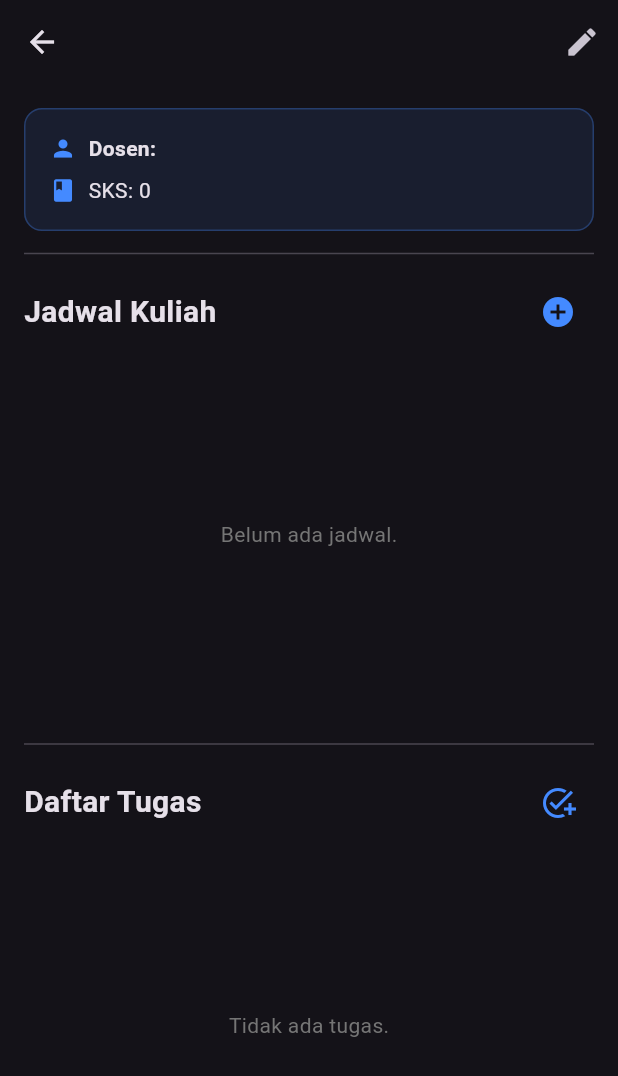
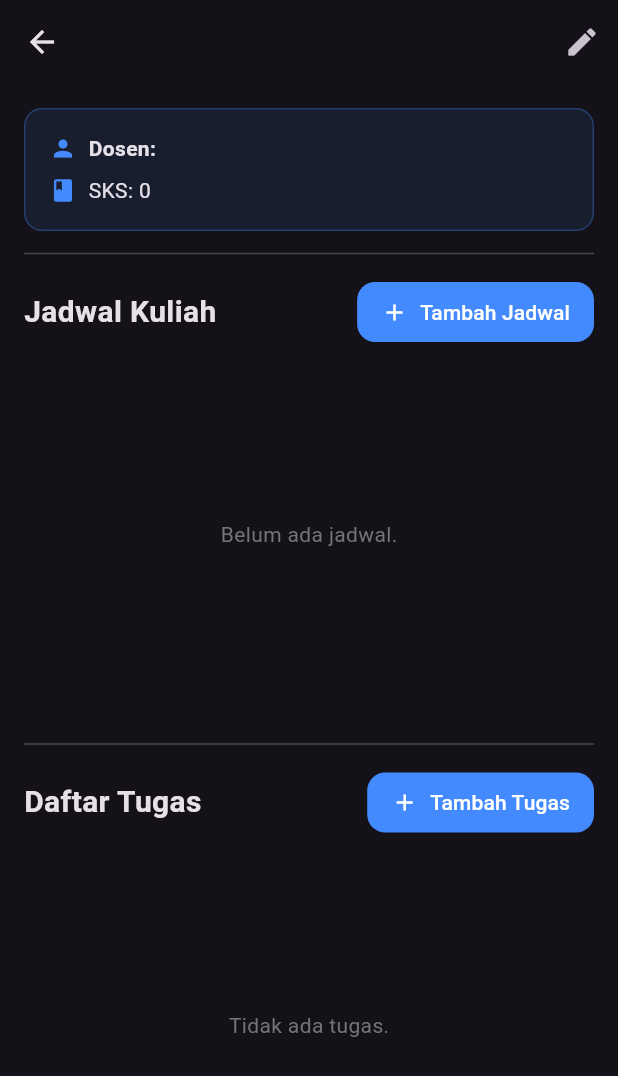
Before and after one commit to zEchth/tugas-kuliyeah, a Flutter app: the MataKuliahDetailScreen screen opened directly with empty values, on a phone screen of 412 x 824 dp. Shown: the top 1076 px of the screen. Run offline on Flutter 3.47's test engine with Material 3 defaults, Android fonts, the phone set to English and light mode, and no system bars; our stand-ins replace cached_network_image, drift, file_picker, flutter_dotenv, flutter_local_notifications, flutter_riverpod and 4 more; accounts and stored records are empty; generated files the repository leaves out were written again; network calls fail.

Commit message:
perbaiki tombol tambah jadwal dan tugas

```diff
--- a/lib/features/mata_kuliah/mata_kuliah_detail_screen.dart
+++ b/lib/features/mata_kuliah/mata_kuliah_detail_screen.dart
@@ -546,9 +546,8 @@ class _MataKuliahDetailScreenState
                   "Jadwal Kuliah",
                   style: TextStyle(fontSize: 20, fontWeight: FontWeight.bold),
                 ),
-                IconButton(
-                  icon: const Icon(Icons.add_circle, color: Colors.blueAccent),
-                  tooltip: "Tambah Jadwal",
+                // [UI UPDATE] Ganti IconButton ke FilledButton.icon (Lebih intuitif)
+                FilledButton.icon(
                   onPressed: () {
                     Navigator.push(
                       context,
@@ -558,6 +557,17 @@ class _MataKuliahDetailScreenState
                       ),
                     );
                   },
+                  icon: const Icon(Icons.add, size: 18),
+                  label: const Text("Tambah Jadwal"),
+                  style: FilledButton.styleFrom(
+                    backgroundColor: Colors.blueAccent,
+                    foregroundColor: Colors.white,
+                    shape: RoundedRectangleBorder(
+                      borderRadius: BorderRadius.circular(12),
+                    ),
+                    padding: const EdgeInsets.symmetric(
+                        horizontal: 16, vertical: 10),
+                  ),
                 ),
               ],
             ),
@@ -734,9 +744,8 @@ class _MataKuliahDetailScreenState
                   "Daftar Tugas",
                   style: TextStyle(fontSize: 20, fontWeight: FontWeight.bold),
                 ),
-                IconButton(
-                  icon: const Icon(Icons.add_task, color: Colors.blueAccent),
-                  tooltip: "Tambah Tugas",
+                // [UI UPDATE] Ganti IconButton ke FilledButton.icon (Lebih intuitif)
+                FilledButton.icon(
                   onPressed: () {
                     Navigator.push(
                       context,
@@ -746,6 +755,17 @@ class _MataKuliahDetailScreenState
                       ),
                     );
                   },
+                  icon: const Icon(Icons.add, size: 18),
+                  label: const Text("Tambah Tugas"),
+                  style: FilledButton.styleFrom(
+                    backgroundColor: Colors.blueAccent,
+                    foregroundColor: Colors.white,
+                    shape: RoundedRectangleBorder(
+                      borderRadius: BorderRadius.circular(12),
+                    ),
+                    padding: const EdgeInsets.symmetric(
+                        horizontal: 16, vertical: 10),
+                  ),
                 ),
               ],
             ),
```
